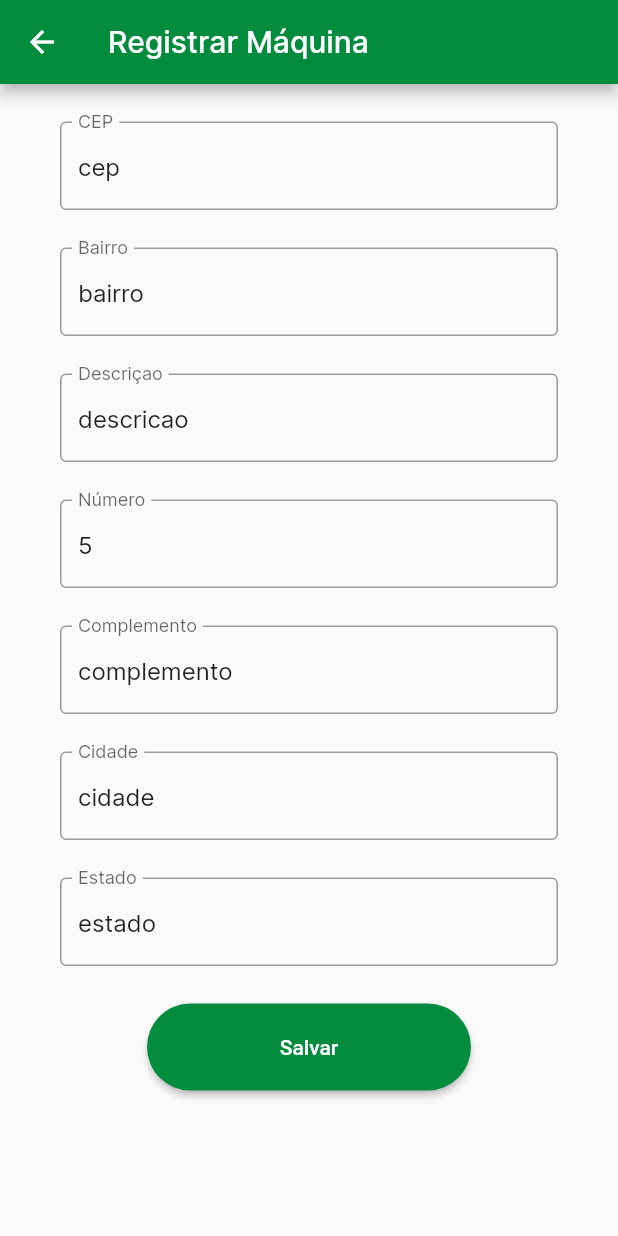
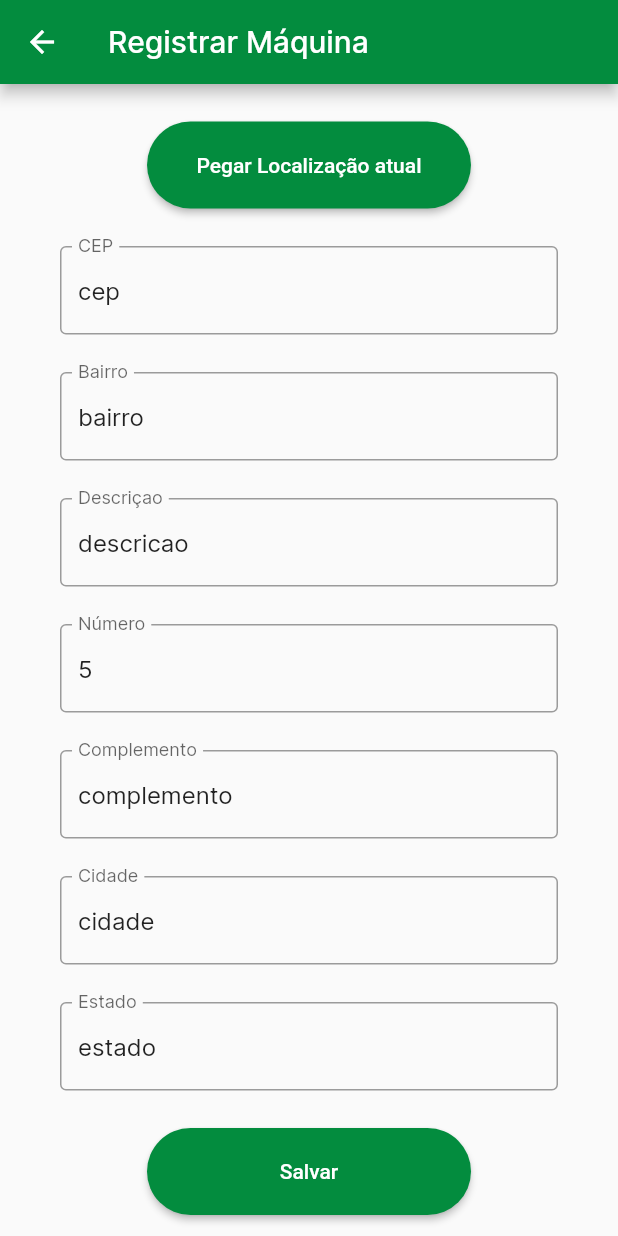
Before and after one commit to Estacao-pilhas-pi2/battery-mobile, a Flutter app: the screen it shows after launch, after a tap on "Editar Localização", on a phone screen of 412 x 824 dp. Run offline on Flutter 3.47's test engine with Material 2 defaults, Android fonts, the phone set to English and light mode, and no system bars; our stand-ins replace flutter_map, geolocator, latlong2, mask_text_input_formatter; missing offline and left inert: app_settings, flutter_map_location_marker, mobile_scanner.

Commit message:
Adicionando botão de pegar localização

```diff
--- a/lib/pages/machine_form/location_form.dart
+++ b/lib/pages/machine_form/location_form.dart
@@ -58,6 +58,11 @@ class _LocationFormState extends State<LocationForm> {
             padding: const EdgeInsets.symmetric(horizontal: 40),
             child: Column(
               children: [
+                const SizedBox(height: 25),
+                RoundedButton(
+                  onPressed: () => log("localização"),
+                  text: "Pegar Localização atual",
+                ),
                 const SizedBox(height: 25),
                 CustomTextField(
                   initialValue: widget.machine?.endereco.cep ?? "",
```
